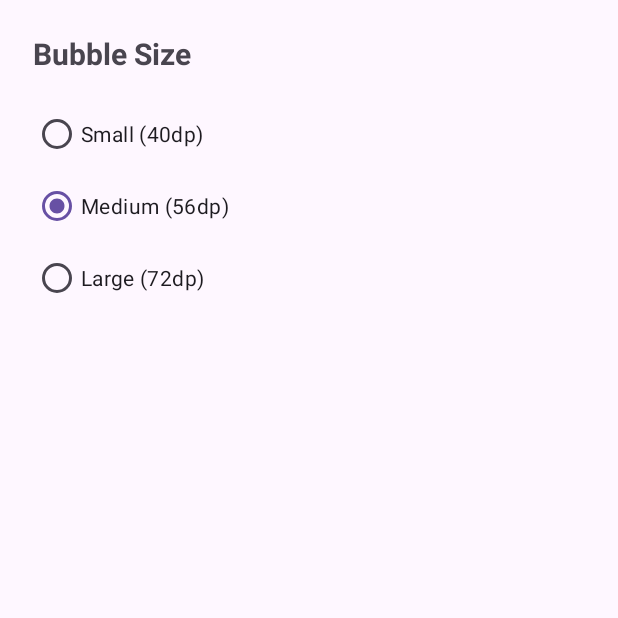
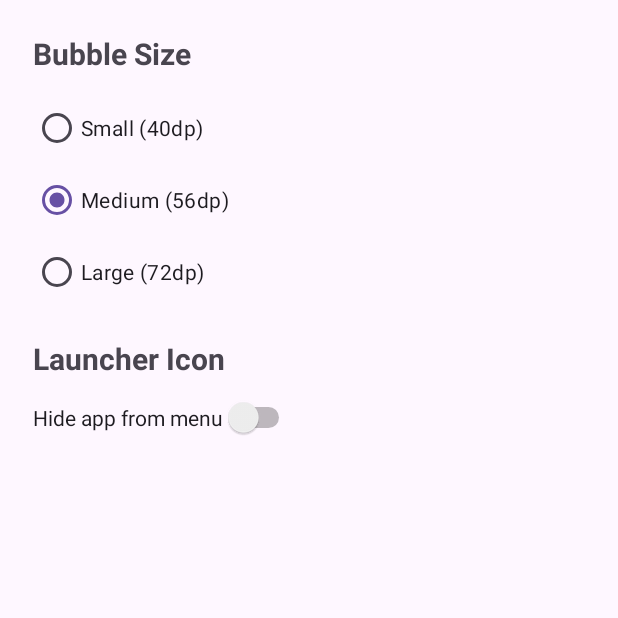
Before and after one commit to SivarajMarimuthu/Volume-Control-Floater, an Android app: the SettingsActivity screen opened directly, with no data from a screen before it, on a phone screen of 412 x 824 dp, the top half of it. Run offline under Robolectric (Android 15) with nearby library versions, the phone set to English and light mode, and no system bars.

Commit message:
bug fixed
bug in size change and added missing option to hide from menu

```diff
--- a/app/src/main/java/com/example/volumecontrol/SettingsActivity.java
+++ b/app/src/main/java/com/example/volumecontrol/SettingsActivity.java
@@ -1,9 +1,15 @@
+// SettingsActivity.java (replace your existing)
 package com.example.volumecontrol;
 
+import android.content.ComponentName;
+import android.content.Intent;
 import android.content.SharedPreferences;
+import android.content.pm.PackageManager;
 import android.os.Bundle;
+import android.widget.CompoundButton;
 import android.widget.RadioButton;
 import android.widget.RadioGroup;
+import android.widget.Switch;
 import android.widget.Toast;
 
 import androidx.appcompat.app.AppCompatActivity;
@@ -12,6 +18,7 @@ public class SettingsActivity extends AppCompatActivity {
 
     RadioGroup sizeGroup;
     RadioButton sizeSmall, sizeMedium, sizeLarge;
+    Switch hideIconSwitch;
 
     @Override
     protected void onCreate(Bundle savedInstanceState) {
@@ -22,6 +29,7 @@ public class SettingsActivity extends AppCompatActivity {
         sizeSmall = findViewById(R.id.sizeSmall);
         sizeMedium = findViewById(R.id.sizeMedium);
         sizeLarge = findViewById(R.id.sizeLarge);
+        hideIconSwitch = findViewById(R.id.switchHideIcon);
 
         SharedPreferences prefs = getSharedPreferences("settings", MODE_PRIVATE);
         int current = prefs.getInt("bubble_size", 56);
@@ -30,16 +38,55 @@ public class SettingsActivity extends AppCompatActivity {
         else if (current == 56) sizeMedium.setChecked(true);
         else sizeLarge.setChecked(true);
 
-        sizeGroup.setOnCheckedChangeListener((group, id) -> {
+        sizeGroup.setOnCheckedChangeListener((g, id) -> {
             int size = 56;
-
             if (id == R.id.sizeSmall) size = 40;
             else if (id == R.id.sizeMedium) size = 56;
             else if (id == R.id.sizeLarge) size = 72;
 
             prefs.edit().putInt("bubble_size", size).apply();
 
-            Toast.makeText(this, "Bubble size updated!", Toast.LENGTH_SHORT).show();
+            // broadcast to service to update size immediately
+            Intent update = new Intent(FloatingService.ACTION_UPDATE_BUBBLE);
+            sendBroadcast(update);
+
+            Toast.makeText(this, "Bubble size updated", Toast.LENGTH_SHORT).show();
+        });
+
+        // initialize and handle hide/show icon switch
+        boolean iconHidden = isIconHidden();
+        hideIconSwitch.setChecked(iconHidden);
+
+        hideIconSwitch.setOnCheckedChangeListener((CompoundButton buttonView, boolean isChecked) -> {
+            if (isChecked) hideIcon();
+            else showIcon();
         });
     }
+
+    private boolean isIconHidden() {
+        PackageManager pm = getPackageManager();
+        int state = pm.getComponentEnabledSetting(
+                new ComponentName(this, LauncherAlias.class));
+        return state == PackageManager.COMPONENT_ENABLED_STATE_DISABLED;
+    }
+
+    private void hideIcon() {
+        PackageManager pm = getPackageManager();
+        pm.setComponentEnabledSetting(
+                new ComponentName(this, LauncherAlias.class),
+                PackageManager.COMPONENT_ENABLED_STATE_DISABLED,
+                PackageManager.DONT_KILL_APP
+        );
+        Toast.makeText(this, "App hidden from menu", Toast.LENGTH_SHORT).show();
+    }
+
+    private void showIcon() {
+        PackageManager pm = getPackageManager();
+        pm.setComponentEnabledSetting(
+                new ComponentName(this, LauncherAlias.class),
+                PackageManager.COMPONENT_ENABLED_STATE_ENABLED,
+                PackageManager.DONT_KILL_APP
+        );
+        Toast.makeText(this, "App visible in menu", Toast.LENGTH_SHORT).show();
+    }
 }
--- a/app/src/main/res/layout/activity_settings.xml
+++ b/app/src/main/res/layout/activity_settings.xml
@@ -1,15 +1,15 @@
 <?xml version="1.0" encoding="utf-8"?>
 <LinearLayout xmlns:android="http://schemas.android.com/apk/res/android"
+    android:orientation="vertical"
+    android:padding="22dp"
     android:layout_width="match_parent"
-    android:layout_height="match_parent"
-    android:orientation="vertical"
-    android:padding="22dp">
+    android:layout_height="match_parent">
 
     <TextView
         android:text="Bubble Size"
         android:textSize="20sp"
         android:textStyle="bold"
-        android:paddingBottom="16dp"
+        android:paddingBottom="12dp"
         android:layout_width="wrap_content"
         android:layout_height="wrap_content" />
 
@@ -20,15 +20,34 @@
 
         <RadioButton
             android:id="@+id/sizeSmall"
-            android:text="Small (40dp)" />
+            android:text="Small (40dp)"/>
 
         <RadioButton
             android:id="@+id/sizeMedium"
-            android:text="Medium (56dp)" />
+            android:text="Medium (56dp)"/>
 
         <RadioButton
             android:id="@+id/sizeLarge"
-            android:text="Large (72dp)" />
+            android:text="Large (72dp)"/>
 
     </RadioGroup>
+
+    <View
+        android:layout_width="match_parent"
+        android:layout_height="20dp" />
+
+    <TextView
+        android:text="Launcher Icon"
+        android:textSize="20sp"
+        android:textStyle="bold"
+        android:paddingBottom="12dp"
+        android:layout_width="wrap_content"
+        android:layout_height="wrap_content" />
+
+    <Switch
+        android:id="@+id/switchHideIcon"
+        android:layout_width="wrap_content"
+        android:layout_height="wrap_content"
+        android:text="Hide app from menu" />
+
 </LinearLayout>
```
Also changed, not shown: app/src/main/java/com/example/volumecontrol/FloatingService.java (+70 -10 lines).
